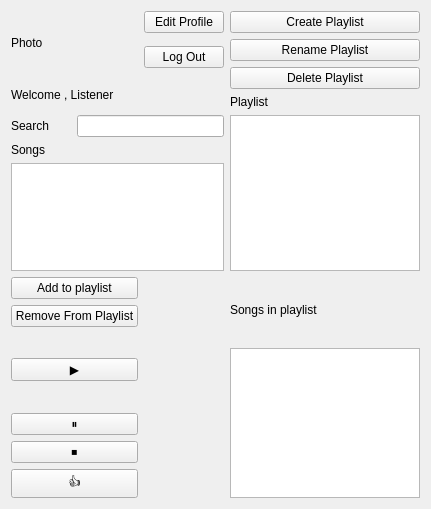
The window that listenerwindow.ui (ghazaleh-nahayatf/Spotify-Project) describes before a commit, drawn with Qt 5.
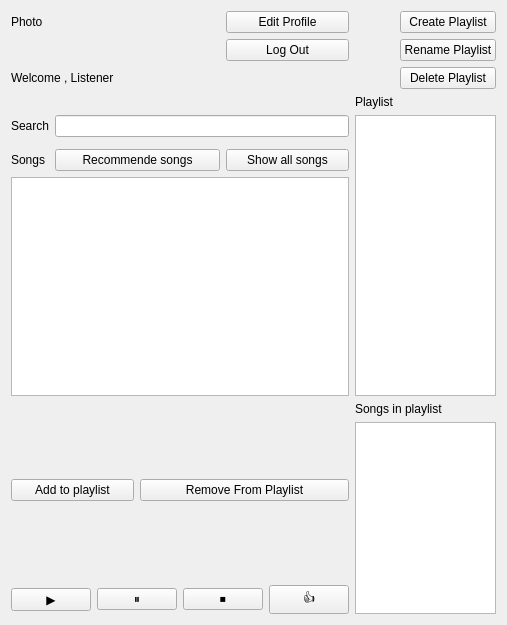
The same window after the commit.

Commit message: Add recommended songs to listenerWindow

What changed in the file:
```diff
--- a/listenerwindow.ui
+++ b/listenerwindow.ui
@@ -6,145 +6,159 @@
    <rect>
     <x>0</x>
     <y>0</y>
-    <width>431</width>
-    <height>509</height>
+    <width>476</width>
+    <height>625</height>
    </rect>
   </property>
   <property name="windowTitle">
    <string>Spotify _ Listener</string>
   </property>
   <layout class="QGridLayout" name="gridLayout">
-   <item row="0" column="0" rowspan="3" colspan="2">
-    <widget class="QLabel" name="profilePhotoLabel">
-     <property name="text">
-      <string>Photo</string>
-     </property>
-    </widget>
-   </item>
-   <item row="15" column="0" colspan="2">
-    <widget class="QPushButton" name="stopButton">
-     <property name="text">
-      <string>⏹</string>
-     </property>
-    </widget>
-   </item>
-   <item row="4" column="3">
-    <widget class="QLabel" name="label_5">
-     <property name="text">
-      <string>Playlist</string>
-     </property>
-    </widget>
-   </item>
-   <item row="12" column="0" rowspan="2" colspan="2">
-    <widget class="QPushButton" name="playButton">
-     <property name="text">
-      <string>▶️</string>
-     </property>
-    </widget>
-   </item>
-   <item row="3" column="0" rowspan="2" colspan="2">
-    <widget class="QLabel" name="listenerPanelLabel">
-     <property name="text">
-      <string>Welcome , Listener</string>
-     </property>
-    </widget>
-   </item>
-   <item row="10" column="0" colspan="2">
-    <widget class="QPushButton" name="addToPlaylistButton_">
-     <property name="text">
-      <string>Add to playlist</string>
-     </property>
-    </widget>
-   </item>
-   <item row="2" column="3" rowspan="2">
-    <widget class="QPushButton" name="deletePlaylistButton">
-     <property name="text">
-      <string>Delete Playlist</string>
-     </property>
-    </widget>
-   </item>
-   <item row="1" column="3">
+   <item row="1" column="8">
     <widget class="QPushButton" name="renamePlaylistButton">
      <property name="text">
       <string>Rename Playlist</string>
      </property>
     </widget>
    </item>
-   <item row="8" column="0" rowspan="2" colspan="3">
+   <item row="7" column="0" colspan="7">
     <widget class="QListWidget" name="songsListWidget"/>
    </item>
-   <item row="16" column="0" colspan="2">
+   <item row="1" column="5" colspan="2">
+    <widget class="QPushButton" name="logoutButton">
+     <property name="text">
+      <string>Log Out</string>
+     </property>
+    </widget>
+   </item>
+   <item row="0" column="8">
+    <widget class="QPushButton" name="createPlaylistButton">
+     <property name="text">
+      <string>Create Playlist</string>
+     </property>
+    </widget>
+   </item>
+   <item row="2" column="0" colspan="4">
+    <widget class="QLabel" name="listenerPanelLabel">
+     <property name="text">
+      <string>Welcome , Listener</string>
+     </property>
+    </widget>
+   </item>
+   <item row="4" column="0">
+    <widget class="QLabel" name="label_3">
+     <property name="text">
+      <string>Search</string>
+     </property>
+    </widget>
+   </item>
+   <item row="8" column="3" rowspan="2" colspan="4">
+    <widget class="QPushButton" name="removeFromPlaylistButton">
+     <property name="text">
+      <string>Remove From Playlist</string>
+     </property>
+    </widget>
+   </item>
+   <item row="6" column="0">
+    <widget class="QLabel" name="label_4">
+     <property name="text">
+      <string>Songs</string>
+     </property>
+    </widget>
+   </item>
+   <item row="0" column="5" colspan="2">
+    <widget class="QPushButton" name="editProfileButton">
+     <property name="text">
+      <string>Edit Profile</string>
+     </property>
+    </widget>
+   </item>
+   <item row="10" column="0" colspan="2">
+    <widget class="QPushButton" name="playButton">
+     <property name="text">
+      <string>▶️</string>
+     </property>
+    </widget>
+   </item>
+   <item row="10" column="6">
     <widget class="QPushButton" name="likeButton">
      <property name="text">
       <string>👍</string>
      </property>
     </widget>
    </item>
-   <item row="14" column="0" colspan="2">
+   <item row="6" column="1" colspan="4">
+    <widget class="QPushButton" name="recommendSongsButton">
+     <property name="text">
+      <string>Recommende songs</string>
+     </property>
+    </widget>
+   </item>
+   <item row="3" column="7">
+    <widget class="QLabel" name="label_5">
+     <property name="text">
+      <string>Playlist</string>
+     </property>
+    </widget>
+   </item>
+   <item row="4" column="1" colspan="6">
+    <widget class="QLineEdit" name="searchLineEdit"/>
+   </item>
+   <item row="10" column="4" colspan="2">
+    <widget class="QPushButton" name="stopButton">
+     <property name="text">
+      <string>⏹</string>
+     </property>
+    </widget>
+   </item>
+   <item row="9" column="7" rowspan="2" colspan="2">
+    <widget class="QListWidget" name="playlistSongsListWidget"/>
+   </item>
+   <item row="10" column="2" colspan="2">
     <widget class="QPushButton" name="pauseButton">
      <property name="text">
       <string>⏸</string>
      </property>
     </widget>
    </item>
-   <item row="11" column="0" colspan="2">
-    <widget class="QPushButton" name="removeFromPlaylistButton">
+   <item row="2" column="8">
+    <widget class="QPushButton" name="deletePlaylistButton">
      <property name="text">
-      <string>Remove From Playlist</string>
+      <string>Delete Playlist</string>
      </property>
     </widget>
    </item>
-   <item row="10" column="3" rowspan="3">
+   <item row="4" column="7" rowspan="4" colspan="2">
+    <widget class="QListWidget" name="playlistListWidget"/>
+   </item>
+   <item row="8" column="0" rowspan="2" colspan="3">
+    <widget class="QPushButton" name="addToPlaylistButton_">
+     <property name="text">
+      <string>Add to playlist</string>
+     </property>
+    </widget>
+   </item>
+   <item row="8" column="7" colspan="2">
     <widget class="QLabel" name="label_6">
      <property name="text">
       <string>Songs in playlist</string>
      </property>
     </widget>
    </item>
-   <item row="0" column="2">
-    <widget class="QPushButton" name="editProfileButton">
+   <item row="0" column="0">
+    <widget class="QLabel" name="profilePhotoLabel">
      <property name="text">
-      <string>Edit Profile</string>
+      <string>Photo</string>
      </property>
     </widget>
    </item>
-   <item row="1" column="2" rowspan="2">
-    <widget class="QPushButton" name="logoutButton">
+   <item row="6" column="5" colspan="2">
+    <widget class="QPushButton" name="showAllSongsButton">
      <property name="text">
-      <string>Log Out</string>
+      <string>Show all songs</string>
      </property>
     </widget>
    </item>
-   <item row="7" column="0">
-    <widget class="QLabel" name="label_4">
-     <property name="text">
-      <string>Songs</string>
-     </property>
-    </widget>
-   </item>
-   <item row="6" column="3" rowspan="4">
-    <widget class="QListWidget" name="playlistListWidget"/>
-   </item>
-   <item row="6" column="0">
-    <widget class="QLabel" name="label_3">
-     <property name="text">
-      <string>Search</string>
-     </property>
-    </widget>
-   </item>
-   <item row="0" column="3">
-    <widget class="QPushButton" name="createPlaylistButton">
-     <property name="text">
-      <string>Create Playlist</string>
-     </property>
-    </widget>
-   </item>
-   <item row="13" column="3" rowspan="4">
-    <widget class="QListWidget" name="playlistSongsListWidget"/>
-   </item>
-   <item row="6" column="1" colspan="2">
-    <widget class="QLineEdit" name="searchLineEdit"/>
-   </item>
   </layout>
  </widget>
  <resources/>
```
The commit also changes 4 other files.
